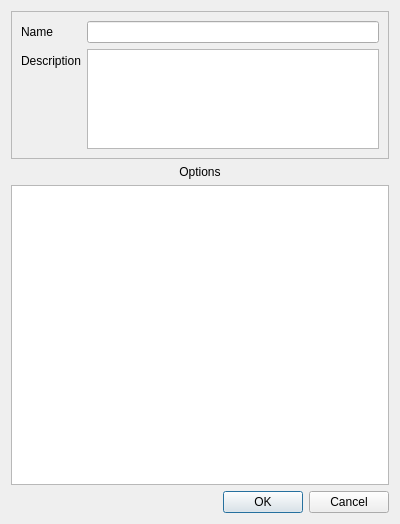
The window that ui_files/dialogs/scenario.ui (jacobcheatley/trpg-creator) describes before a commit, drawn with Qt 5.
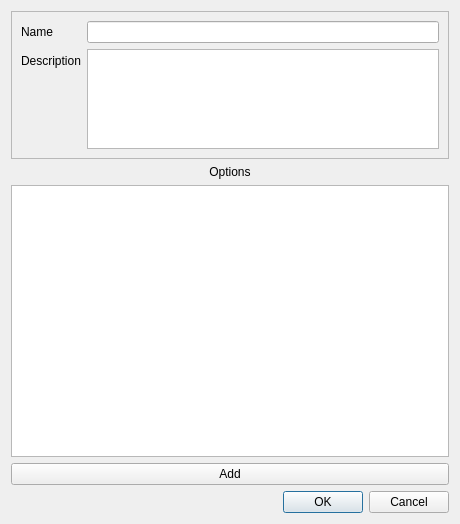
The same window after the commit.

What changed in the file:
```diff
--- a/ui_files/dialogs/scenario.ui
+++ b/ui_files/dialogs/scenario.ui
@@ -6,7 +6,7 @@
    <rect>
     <x>0</x>
     <y>0</y>
-    <width>400</width>
+    <width>460</width>
     <height>524</height>
    </rect>
   </property>
@@ -72,6 +72,13 @@
    <item>
     <widget class="QListWidget" name="optionList"/>
    </item>
+   <item>
+    <widget class="QPushButton" name="pushButtonAdd">
+     <property name="text">
+      <string>Add</string>
+     </property>
+    </widget>
+   </item>
    <item>
     <widget class="QDialogButtonBox" name="buttonBox">
      <property name="orientation">
```
Left out of the diff: 37 changed lines with no effect on the pictures.
